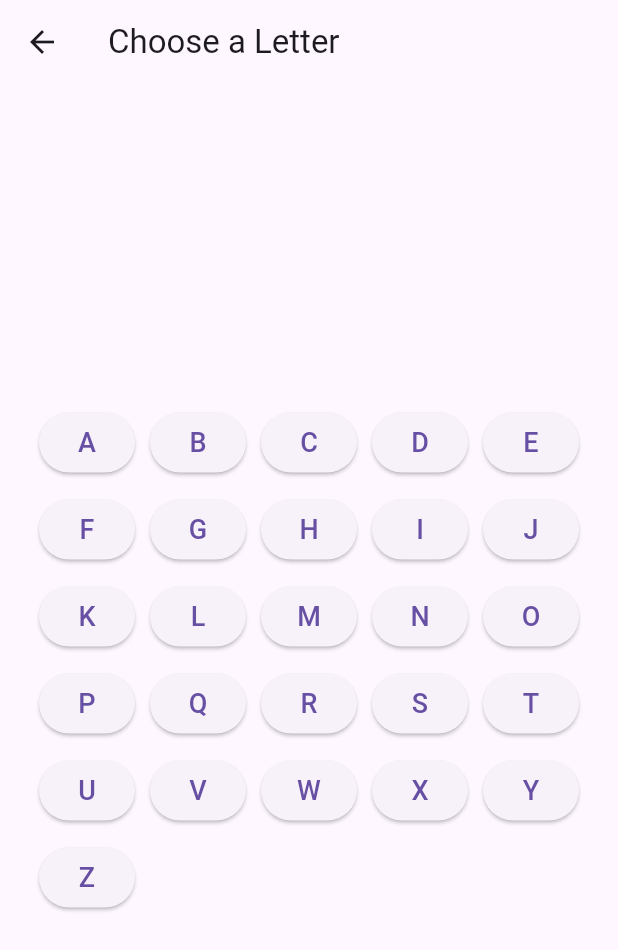
After one commit to a-menaf-altintas/learn_and_play, a Flutter app: the LiteracyScreen screen opened by its route, after a tap on "Draw Letters", on a phone screen of 412 x 824 dp. The commit adds this screen. Shown: the top 950 px of the screen. Run offline on Flutter 3.47's test engine with Material 3 defaults, Android fonts, the phone set to English and light mode, and no system bars.

Commit message:
Draw letters added

```diff
--- /dev/null
+++ b/lib/screens/letter_selection_screen.dart
@@ -0,0 +1,77 @@
+import 'package:flutter/material.dart';
+import 'package:learn_and_play/screens/tracing_screen.dart';
+
+/// A separate screen that shows the A-Z letters.
+/// On hover, each letter grows. On tap, navigate to TracingScreen(letter).
+class LetterSelectionScreen extends StatelessWidget {
+  const LetterSelectionScreen({Key? key}) : super(key: key);
+
+  static const List<String> letters = [
+    'A', 'B', 'C', 'D', 'E', 'F', 'G',
+    'H', 'I', 'J', 'K', 'L', 'M', 'N',
+    'O', 'P', 'Q', 'R', 'S', 'T', 'U',
+    'V', 'W', 'X', 'Y', 'Z',
+  ];
+
+  @override
+  Widget build(BuildContext context) {
+    return Scaffold(
+      appBar: AppBar(
+        title: const Text('Choose a Letter'),
+      ),
+      body: Center(
+        child: SingleChildScrollView(
+          padding: const EdgeInsets.all(16),
+          child: Wrap(
+            spacing: 10,
+            runSpacing: 10,
+            children: letters.map((letter) {
+              return HoverableLetterButton(letter: letter);
+            }).toList(),
+          ),
+        ),
+      ),
+    );
+  }
+}
+
+/// A small widget that displays a letter as a button.
+/// On hover => scale up. On tap => go to TracingScreen(letter).
+class HoverableLetterButton extends StatefulWidget {
+  final String letter;
+
+  const HoverableLetterButton({Key? key, required this.letter})
+      : super(key: key);
+
+  @override
+  State<HoverableLetterButton> createState() => _HoverableLetterButtonState();
+}
+
+class _HoverableLetterButtonState extends State<HoverableLetterButton> {
+  bool _isHovering = false;
+
+  @override
+  Widget build(BuildContext context) {
+    return MouseRegion(
+      onEnter: (_) => setState(() => _isHovering = true),
+      onExit: (_) => setState(() => _isHovering = false),
+      child: AnimatedContainer(
+        duration: const Duration(milliseconds: 200),
+        transform: _isHovering
+            ? (Matrix4.identity()..scale(1.3))
+            : Matrix4.identity(),
+        child: ElevatedButton(
+          onPressed: () {
+            Navigator.push(
+              context,
+              MaterialPageRoute(
+                builder: (context) => TracingScreen(letter: widget.letter),
+              ),
+            );
+          },
+          child: Text(widget.letter, style: const TextStyle(fontSize: 18)),
+        ),
+      ),
+    );
+  }
+}
--- a/lib/screens/literacy_screen.dart
+++ b/lib/screens/literacy_screen.dart
@@ -1,4 +1,5 @@
 import 'package:flutter/material.dart';
+import 'package:learn_and_play/screens/letter_selection_screen.dart';
 import 'package:learn_and_play/screens/tracing_screen.dart';
 
 class LiteracyScreen extends StatelessWidget {
@@ -14,16 +15,39 @@ class LiteracyScreen extends StatelessWidget {
         child: Column(
           mainAxisAlignment: MainAxisAlignment.center,
           children: [
-            const Text('Welcome to the Literacy Module!'),
-            const SizedBox(height: 20),
+            const Text(
+              'Welcome to the Literacy Module!',
+              style: TextStyle(fontSize: 20),
+            ),
+            const SizedBox(height: 40),
+
+            // 1) Free Draw button
             ElevatedButton(
               onPressed: () {
+                // Navigate to tracing_screen in free-draw mode (letter='')
                 Navigator.push(
                   context,
-                  MaterialPageRoute(builder: (context) => const TracingScreen()),
+                  MaterialPageRoute(
+                    builder: (context) => const TracingScreen(letter: ''),
+                  ),
                 );
               },
-              child: const Text('Go to Tracing Screen'),
+              child: const Text('Free Draw'),
+            ),
+            const SizedBox(height: 20),
+
+            // 2) Draw Letters button => goes to a new screen
+            ElevatedButton(
+              onPressed: () {
+                // Navigate to the letter selection page
+                Navigator.push(
+                  context,
+                  MaterialPageRoute(
+                    builder: (context) => const LetterSelectionScreen(),
+                  ),
+                );
+              },
+              child: const Text('Draw Letters'),
             ),
           ],
         ),
```
Also changed, not shown: lib/screens/tracing_screen.dart (+58 -38 lines).
